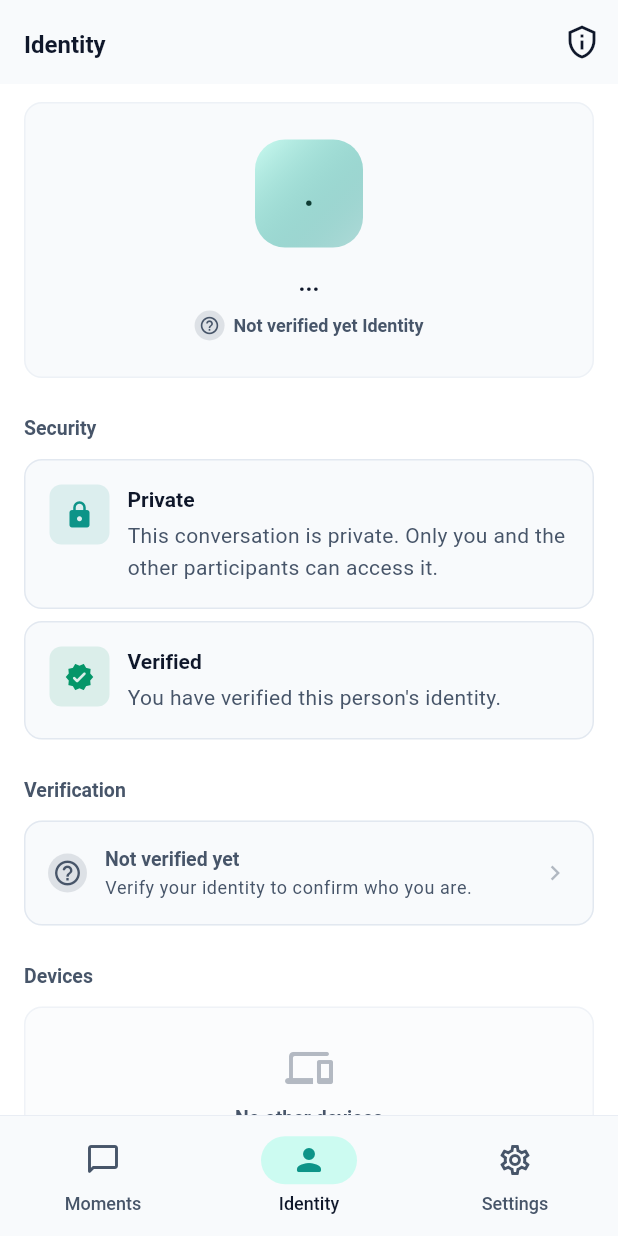
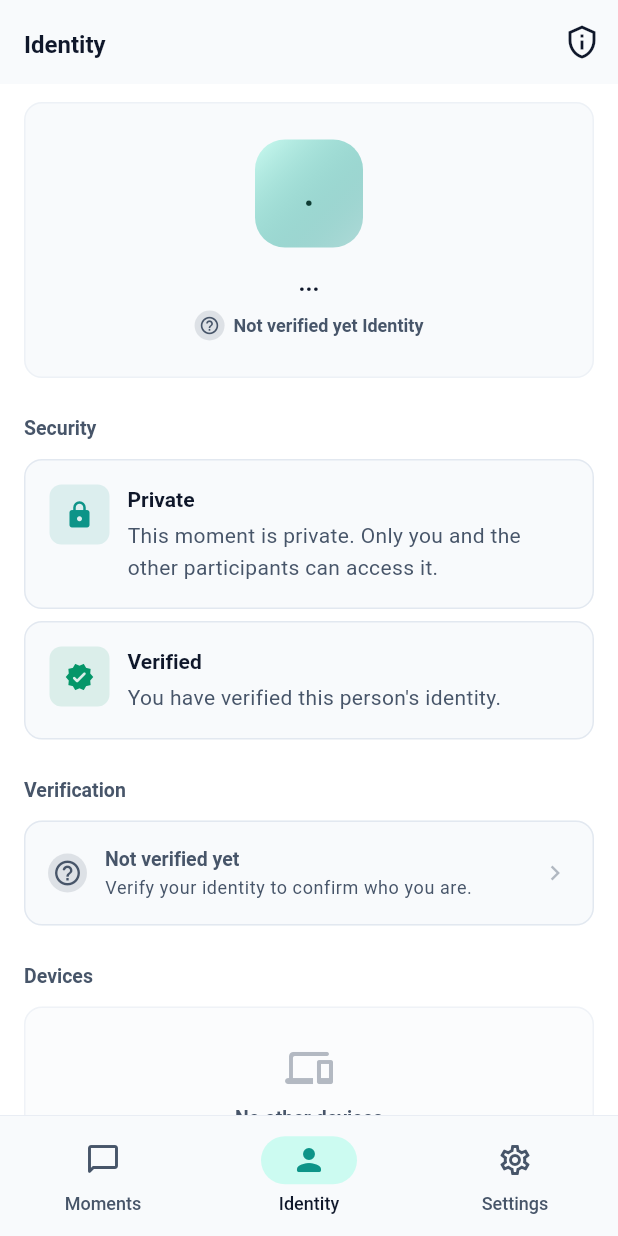
Before and after one commit to manuelhorvey/Hush, a Flutter app: the IdentityProfileScreen screen opened by its route, on a phone screen of 412 x 824 dp. Run offline on Flutter 3.47's test engine with Material 3 defaults, Android fonts, the phone set to English and light mode, and no system bars; our stand-ins replace flutter_riverpod, flutter_secure_storage, go_router; missing offline and left inert: cryptography; accounts and stored records are empty.

Commit message:
i18n(ux): update remaining 'conversation'→'moment' strings in empty_state and security_status_card

```diff
--- a/apps/mobile/lib/core/design_system/components/empty_state.dart
+++ b/apps/mobile/lib/core/design_system/components/empty_state.dart
@@ -22,9 +22,9 @@ class HushEmptyState extends StatelessWidget {
 
   const HushEmptyState.noConversations({super.key})
     : icon = Icons.chat_bubble_outline_rounded,
-      title = 'No conversations yet',
-      subtitle = 'Start a new private conversation',
-      actionLabel = 'New Conversation',
+      title = 'No moments yet',
+      subtitle = 'Start a new private moment',
+      actionLabel = 'Start a Moment',
       onAction = null;
 
   const HushEmptyState.noDevices({super.key})
--- a/apps/mobile/lib/features/identity/presentation/widgets/security_status_card.dart
+++ b/apps/mobile/lib/features/identity/presentation/widgets/security_status_card.dart
@@ -23,7 +23,7 @@ class SecurityStatusCard extends StatelessWidget {
     this.isVerified = false,
   })  : title = 'Private',
         description =
-            'This conversation is private. Only you and the other participants can access it.',
+            'This moment is private. Only you and the other participants can access it.',
         icon = Icons.lock_rounded;
 
   const SecurityStatusCard.verified({super.key})
```
